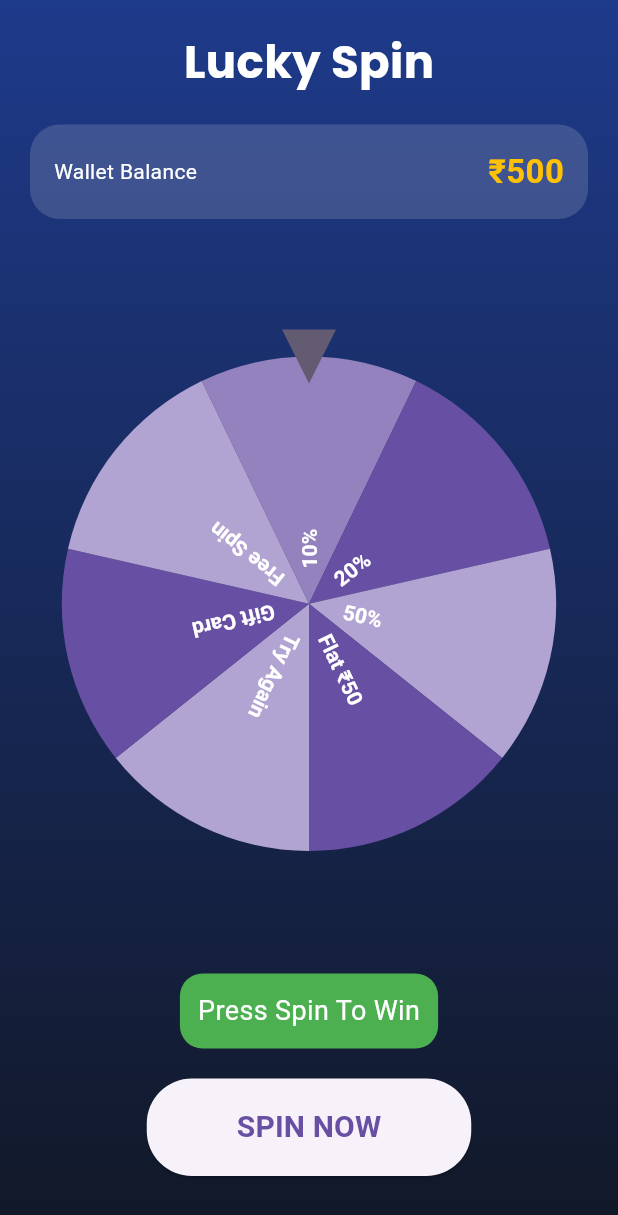
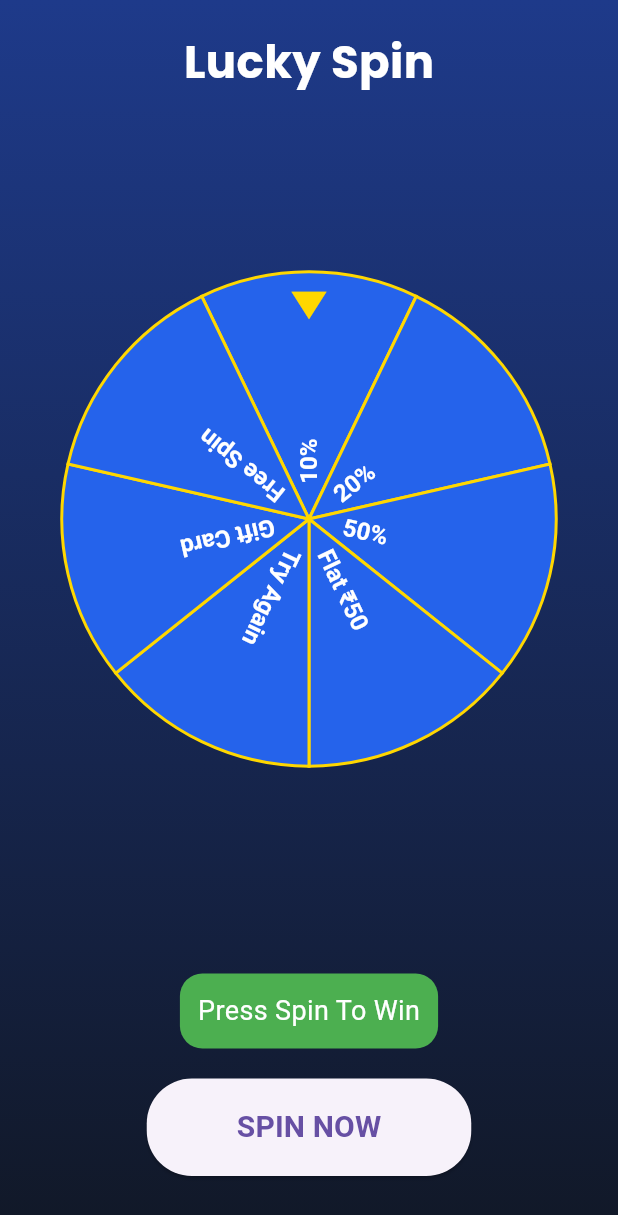
Before and after one commit to madinask-max/spin_wheel_app, a Flutter app: the screen it shows after launch, on a phone screen of 412 x 824 dp. Shown: the top 1215 px of the screen. Run offline on Flutter 3.47's test engine with Material 3 defaults, Android fonts, the phone set to English and light mode, and no system bars; drawn by our look-alikes of flutter_fortune_wheel; our stand-ins replace google_fonts.

Commit message:
made some alignment changes

```diff
--- a/lib/main.dart
+++ b/lib/main.dart
@@ -60,7 +60,13 @@ class _SpinWheelPageState extends State<SpinWheelPage> {
           content: Text("You won $prize"),
           actions: [
             TextButton(
-              onPressed: () => Navigator.pop(context),
+              onPressed: () {
+                Navigator.pop(context);
+
+                setState(() {
+                  result = "";
+                });
+              },
               child: const Text("OK"),
             )
           ],
@@ -104,48 +110,54 @@ class _SpinWheelPageState extends State<SpinWheelPage> {
                 ),
               ),
 
-              const SizedBox(height: 20),
+              // Container(
+              //   margin: const EdgeInsets.symmetric(horizontal: 20),
+              //   padding: const EdgeInsets.all(16),
+              //   decoration: BoxDecoration(
+              //     color: Colors.white.withOpacity(.15),
+              //     borderRadius: BorderRadius.circular(20),
+              //   ),
+              // ),
 
-              Container(
-                margin: const EdgeInsets.symmetric(horizontal: 20),
-                padding: const EdgeInsets.all(16),
-                decoration: BoxDecoration(
-                  color: Colors.white.withOpacity(.15),
-                  borderRadius: BorderRadius.circular(20),
-                ),
-                child: const Row(
-                  mainAxisAlignment: MainAxisAlignment.spaceBetween,
-                  children: [
-                    Text(
-                      "Wallet Balance",
-                      style: TextStyle(color: Colors.white),
-                    ),
-                    Text(
-                      "₹500",
-                      style: TextStyle(
-                        color: Colors.amber,
-                        fontSize: 22,
-                        fontWeight: FontWeight.bold,
-                      ),
-                    ),
-                  ],
-                ),
-              ),
-
-              const SizedBox(height: 30),
+              // const SizedBox(height: 30),
 
               Expanded(
                 child: FortuneWheel(
                   selected: controller.stream,
                   animateFirst: false,
+
+                  indicators: [
+                    FortuneIndicator(
+                      alignment: Alignment.topCenter,
+                      child: Transform.translate(
+                        offset: const Offset(0, 20), // move down toward wheel
+                        // for move up it should be offset: const Offset(0, -20)
+                        child: RotatedBox(
+                          quarterTurns: 1,
+                          child: Icon(
+                            Icons.play_arrow,
+                            size: 40,
+                            color: Color(0xFFFFD700),
+                          ),
+                        ),
+                      ),
+                    ),
+                  ],
+
                   items: [
                     for (var item in items)
                       FortuneItem(
+                        style: FortuneItemStyle(
+                          color: Color(0xFF2563EB),
+                          borderColor: Color(0xFFFFD700),
+                          borderWidth: 2,
+                        ),
                         child: Text(
                           item,
                           style: const TextStyle(
                             fontWeight: FontWeight.bold,
                             color: Colors.white,
+                            fontSize: 16,
                           ),
                         ),
                       ),
```
